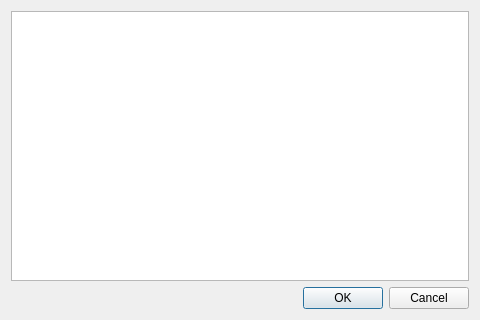
Old version of the form src/qrvthtool/windows/SelectDeviceDialog.ui in the repository GerbilSoft/rvthtool.
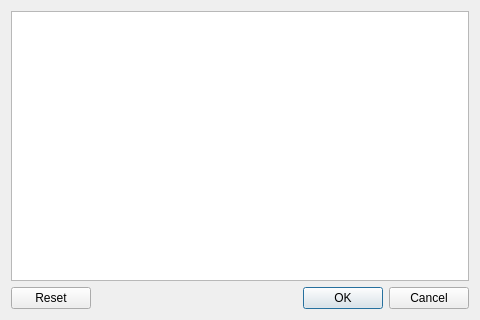
New version of the form. Custom widgets are drawn as their Qt base class.

Commit message:
[qrvthtool] SelectDeviceDialog: Added a "Refresh" button.
Technically "Reset" in the QDialogButtonBox, but we change it at runtime.

Patch:
```diff
--- a/src/qrvthtool/windows/SelectDeviceDialog.ui
+++ b/src/qrvthtool/windows/SelectDeviceDialog.ui
@@ -33,7 +33,7 @@
       <enum>Qt::Horizontal</enum>
      </property>
      <property name="standardButtons">
-      <set>QDialogButtonBox::Cancel|QDialogButtonBox::Ok</set>
+      <set>QDialogButtonBox::Cancel|QDialogButtonBox::Ok|QDialogButtonBox::Reset</set>
      </property>
     </widget>
    </item>
```
The commit also changes 2 other files.
